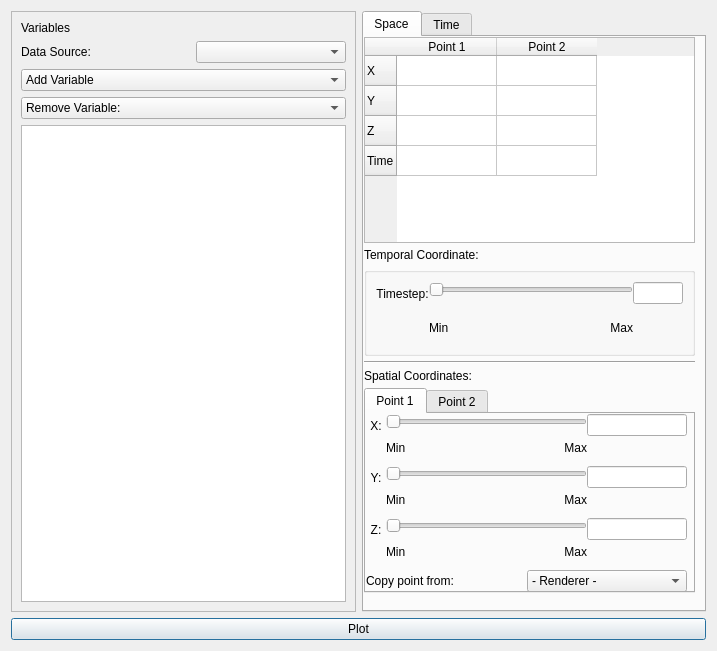
Old version of the form apps/vaporgui/plotWindow.ui in the repository StasJ/vapor-formatted.
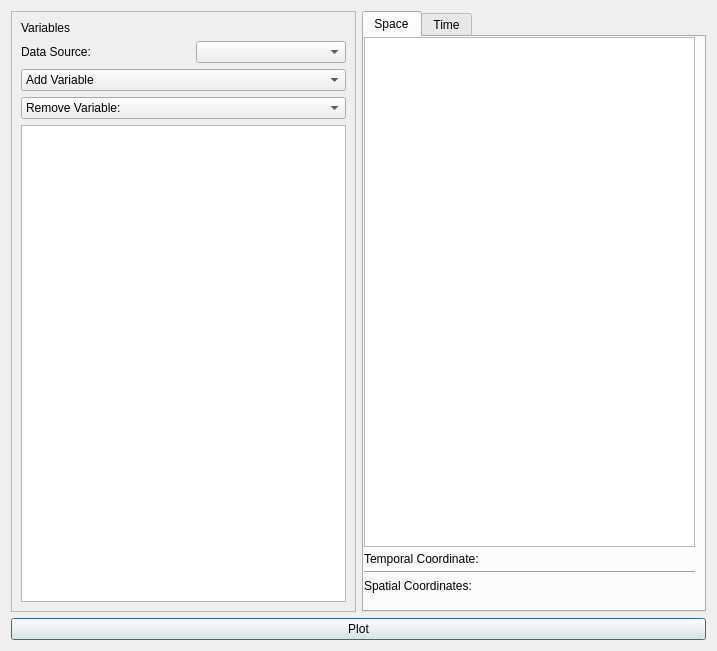
New version of the form.

Commit message: Plot compiles

```diff
--- a/apps/vaporgui/plotWindow.ui
+++ b/apps/vaporgui/plotWindow.ui
@@ -132,36 +132,6 @@
               <verstretch>1</verstretch>
              </sizepolicy>
             </property>
-            <row>
-             <property name="text">
-              <string>X</string>
-             </property>
-            </row>
-            <row>
-             <property name="text">
-              <string>Y</string>
-             </property>
-            </row>
-            <row>
-             <property name="text">
-              <string>Z</string>
-             </property>
-            </row>
-            <row>
-             <property name="text">
-              <string>Time</string>
-             </property>
-            </row>
-            <column>
-             <property name="text">
-              <string>Point 1</string>
-             </property>
-            </column>
-            <column>
-             <property name="text">
-              <string>Point 2</string>
-             </property>
-            </column>
            </widget>
           </item>
           <item>
@@ -177,131 +147,6 @@
             </property>
            </widget>
           </item>
-          <item>
-           <widget class="QGroupBox" name="groupBox">
-            <property name="sizePolicy">
-             <sizepolicy hsizetype="Preferred" vsizetype="Minimum">
-              <horstretch>0</horstretch>
-              <verstretch>0</verstretch>
-             </sizepolicy>
-            </property>
-            <layout class="QHBoxLayout" name="horizontalLayout_18">
-             <property name="spacing">
-              <number>0</number>
-             </property>
-             <property name="sizeConstraint">
-              <enum>QLayout::SetDefaultConstraint</enum>
-             </property>
-             <item>
-              <layout class="QVBoxLayout" name="verticalLayout_66">
-               <property name="spacing">
-                <number>0</number>
-               </property>
-               <property name="topMargin">
-                <number>5</number>
-               </property>
-               <item>
-                <widget class="QLabel" name="label_37">
-                 <property name="text">
-                  <string>Timestep:</string>
-                 </property>
-                 <property name="alignment">
-                  <set>Qt::AlignCenter</set>
-                 </property>
-                </widget>
-               </item>
-               <item>
-                <spacer name="verticalSpacer_34">
-                 <property name="orientation">
-                  <enum>Qt::Vertical</enum>
-                 </property>
-                 <property name="sizeHint" stdset="0">
-                  <size>
-                   <width>20</width>
-                   <height>40</height>
-                  </size>
-                 </property>
-                </spacer>
-               </item>
-              </layout>
-             </item>
-             <item>
-              <layout class="QVBoxLayout" name="verticalLayout_25">
-               <property name="spacing">
-                <number>15</number>
-               </property>
-               <item>
-                <widget class="QSlider" name="spaceTimeSlider">
-                 <property name="orientation">
-                  <enum>Qt::Horizontal</enum>
-                 </property>
-                </widget>
-               </item>
-               <item>
-                <layout class="QHBoxLayout" name="horizontalLayout_45">
-                 <property name="spacing">
-                  <number>0</number>
-                 </property>
-                 <item>
-                  <widget class="QLabel" name="spaceTimeMinLabel">
-                   <property name="text">
-                    <string>Min</string>
-                   </property>
-                  </widget>
-                 </item>
-                 <item>
-                  <widget class="QLabel" name="spaceTimeMaxLabel">
-                   <property name="text">
-                    <string>Max</string>
-                   </property>
-                   <property name="alignment">
-                    <set>Qt::AlignRight|Qt::AlignTrailing|Qt::AlignVCenter</set>
-                   </property>
-                  </widget>
-                 </item>
-                </layout>
-               </item>
-              </layout>
-             </item>
-             <item>
-              <layout class="QVBoxLayout" name="verticalLayout_67">
-               <property name="spacing">
-                <number>0</number>
-               </property>
-               <item>
-                <widget class="QLineEdit" name="spaceTimeEdit">
-                 <property name="sizePolicy">
-                  <sizepolicy hsizetype="Minimum" vsizetype="Fixed">
-                   <horstretch>0</horstretch>
-                   <verstretch>0</verstretch>
-                  </sizepolicy>
-                 </property>
-                 <property name="maximumSize">
-                  <size>
-                   <width>50</width>
-                   <height>16777215</height>
-                  </size>
-                 </property>
-                </widget>
-               </item>
-               <item>
-                <spacer name="verticalSpacer_35">
-                 <property name="orientation">
-                  <enum>Qt::Vertical</enum>
-                 </property>
-                 <property name="sizeHint" stdset="0">
-                  <size>
-                   <width>20</width>
-                   <height>40</height>
-                  </size>
-                 </property>
-                </spacer>
-               </item>
-              </layout>
-             </item>
-            </layout>
-           </widget>
-          </item>
           <item>
            <widget class="Line" name="line_3">
             <property name="orientation">
@@ -316,861 +161,6 @@
             </property>
            </widget>
           </item>
-          <item>
-           <widget class="QTabWidget" name="spaceTabWidget">
-            <property name="sizePolicy">
-             <sizepolicy hsizetype="Expanding" vsizetype="Expanding">
-              <horstretch>0</horstretch>
-              <verstretch>1</verstretch>
-             </sizepolicy>
-            </property>
-            <property name="currentIndex">
-             <number>0</number>
-            </property>
-            <widget class="QWidget" name="spacePoint1">
-             <attribute name="title">
-              <string>Point 1</string>
-             </attribute>
-             <widget class="QWidget" name="verticalLayoutWidget_10">
-              <property name="geometry">
-               <rect>
-                <x>0</x>
-                <y>0</y>
-                <width>321</width>
-                <height>178</height>
-               </rect>
-              </property>
-              <layout class="QVBoxLayout" name="verticalLayout_53">
-               <property name="spacing">
-                <number>0</number>
-               </property>
-               <property name="sizeConstraint">
-                <enum>QLayout::SetMaximumSize</enum>
-               </property>
-               <property name="rightMargin">
-                <number>0</number>
-               </property>
-               <item>
-                <layout class="QHBoxLayout" name="horizontalLayout_14">
-                 <property name="spacing">
-                  <number>0</number>
-                 </property>
-                 <item>
-                  <layout class="QVBoxLayout" name="verticalLayout_30">
-                   <property name="spacing">
-                    <number>0</number>
-                   </property>
-                   <property name="topMargin">
-                    <number>5</number>
-                   </property>
-                   <item>
-                    <widget class="QLabel" name="label_19">
-                     <property name="text">
-                      <string>X:</string>
-                     </property>
-                     <property name="alignment">
-                      <set>Qt::AlignCenter</set>
-                     </property>
-                    </widget>
-                   </item>
-                   <item>
-                    <spacer name="verticalSpacer_20">
-                     <property name="orientation">
-                      <enum>Qt::Vertical</enum>
-                     </property>
-                     <property name="sizeHint" stdset="0">
-                      <size>
-                       <width>20</width>
-                       <height>40</height>
-                      </size>
-                     </property>
-                    </spacer>
-                   </item>
-                  </layout>
-                 </item>
-                 <item>
-                  <layout class="QVBoxLayout" name="verticalLayout_9">
-                   <property name="spacing">
-                    <number>0</number>
-                   </property>
-                   <item>
-                    <widget class="QSlider" name="spaceP1XSlider">
-                     <property name="orientation">
-                      <enum>Qt::Horizontal</enum>
-                     </property>
-                    </widget>
-                   </item>
-                   <item>
-                    <layout class="QHBoxLayout" name="horizontalLayout_20">
-                     <property name="spacing">
-                      <number>0</number>
-                     </property>
-                     <item>
-                      <widget class="QLabel" name="spaceP1XMin">
-                       <property name="text">
-                        <string>Min</string>
-                       </property>
-                      </widget>
-                     </item>
-                     <item>
-                      <widget class="QLabel" name="spaceP1XMax">
-                       <property name="text">
-                        <string>Max</string>
-                       </property>
-                       <property name="alignment">
-                        <set>Qt::AlignRight|Qt::AlignTrailing|Qt::AlignVCenter</set>
-                       </property>
-                      </widget>
-                     </item>
-                    </layout>
-                   </item>
-                  </layout>
-                 </item>
-                 <item>
-                  <layout class="QVBoxLayout" name="verticalLayout_31">
-                   <property name="spacing">
-                    <number>0</number>
-                   </property>
-                   <item>
-                    <widget class="QLineEdit" name="spaceP1XEdit">
-                     <property name="sizePolicy">
-                      <sizepolicy hsizetype="Minimum" vsizetype="Fixed">
-                       <horstretch>0</horstretch>
-                       <verstretch>0</verstretch>
-                      </sizepolicy>
-                     </property>
-                     <property name="minimumSize">
-                      <size>
-                       <width>100</width>
-                       <height>0</height>
-                      </size>
-                     </property>
-                     <property name="maximumSize">
-                      <size>
-                       <width>100</width>
-                       <height>16777215</height>
-                      </size>
-                     </property>
-                    </widget>
-                   </item>
-                   <item>
-                    <spacer name="verticalSpacer_21">
-                     <property name="orientation">
-                      <enum>Qt::Vertical</enum>
-                     </property>
-                     <property name="sizeHint" stdset="0">
-                      <size>
-                       <width>20</width>
-                       <height>40</height>
-                      </size>
-                     </property>
-                    </spacer>
-                   </item>
-                  </layout>
-                 </item>
-                </layout>
-               </item>
-               <item>
-                <layout class="QHBoxLayout" name="horizontalLayout_21">
-                 <property name="spacing">
-                  <number>0</number>
-                 </property>
-                 <item>
-                  <layout class="QVBoxLayout" name="verticalLayout_32">
-                   <property name="spacing">
-                    <number>0</number>
-                   </property>
-                   <property name="topMargin">
-                    <number>5</number>
-                   </property>
-                   <item>
-                    <widget class="QLabel" name="label_43">
-                     <property name="text">
-                      <string>Y:</string>
-                     </property>
-                     <property name="alignment">
-                      <set>Qt::AlignCenter</set>
-                     </property>
-                    </widget>
-                   </item>
-                   <item>
-                    <spacer name="verticalSpacer_22">
-                     <property name="orientation">
-                      <enum>Qt::Vertical</enum>
-                     </property>
-                     <property name="sizeHint" stdset="0">
-                      <size>
-                       <width>20</width>
-                       <height>40</height>
-                      </size>
-                     </property>
-                    </spacer>
-                   </item>
-                  </layout>
-                 </item>
-                 <item>
-                  <layout class="QVBoxLayout" name="verticalLayout_33">
-                   <property name="spacing">
-                    <number>0</number>
-                   </property>
-                   <item>
-                    <widget class="QSlider" name="spaceP1YSlider">
-                     <property name="orientation">
-                      <enum>Qt::Horizontal</enum>
-                     </property>
-                    </widget>
-                   </item>
-                   <item>
-                    <layout class="QHBoxLayout" name="horizontalLayout_22">
-                     <property name="spacing">
-                      <number>0</number>
-                     </property>
-                     <item>
-                      <widget class="QLabel" name="spaceP1YMin">
-                       <property name="text">
-                        <string>Min</string>
-                       </property>
-                      </widget>
-                     </item>
-                     <item>
-                      <widget class="QLabel" name="spaceP1YMax">
-                       <property name="text">
-                        <string>Max</string>
-                       </property>
-                       <property name="alignment">
-                        <set>Qt::AlignRight|Qt::AlignTrailing|Qt::AlignVCenter</set>
-                       </property>
-                      </widget>
-                     </item>
-                    </layout>
-                   </item>
-                  </layout>
-                 </item>
-                 <item>
-                  <layout class="QVBoxLayout" name="verticalLayout_34">
-                   <property name="spacing">
-                    <number>0</number>
-                   </property>
-                   <item>
-                    <widget class="QLineEdit" name="spaceP1YEdit">
-                     <property name="sizePolicy">
-                      <sizepolicy hsizetype="Minimum" vsizetype="Fixed">
-                       <horstretch>0</horstretch>
-                       <verstretch>0</verstretch>
-                      </sizepolicy>
-                     </property>
-                     <property name="minimumSize">
-                      <size>
-                       <width>100</width>
-                       <height>0</height>
-                      </size>
-                     </property>
-                     <property name="maximumSize">
-                      <size>
-                       <width>100</width>
-                       <height>16777215</height>
-                      </size>
-                     </property>
-                    </widget>
-                   </item>
-                   <item>
-                    <spacer name="verticalSpacer_23">
-                     <property name="orientation">
-                      <enum>Qt::Vertical</enum>
-                     </property>
-                     <property name="sizeHint" stdset="0">
-                      <size>
-                       <width>20</width>
-                       <height>40</height>
-                      </size>
-                     </property>
-                    </spacer>
-                   </item>
-                  </layout>
-                 </item>
-                </layout>
-               </item>
-               <item>
-                <layout class="QHBoxLayout" name="horizontalLayout_30">
-                 <property name="spacing">
-                  <number>0</number>
-                 </property>
-                 <item>
-                  <layout class="QVBoxLayout" name="verticalLayout_54">
-                   <property name="spacing">
-                    <number>0</number>
-                   </property>
-                   <property name="topMargin">
-                    <number>5</number>
-                   </property>
-                   <item>
-                    <widget class="QLabel" name="label_46">
-                     <property name="text">
-                      <string>Z:</string>
-                     </property>
-                     <property name="alignment">
-                      <set>Qt::AlignCenter</set>
-                     </property>
-                    </widget>
-                   </item>
-                   <item>
-                    <spacer name="verticalSpacer_24">
-                     <property name="orientation">
-                      <enum>Qt::Vertical</enum>
-                     </property>
-                     <property name="sizeHint" stdset="0">
-                      <size>
-                       <width>20</width>
-                       <height>40</height>
-                      </size>
-                     </property>
-                    </spacer>
-                   </item>
-                  </layout>
-                 </item>
-                 <item>
-                  <layout class="QVBoxLayout" name="verticalLayout_55">
-                   <property name="spacing">
-                    <number>0</number>
-                   </property>
-                   <item>
-                    <widget class="QSlider" name="spaceP1ZSlider">
-                     <property name="orientation">
-                      <enum>Qt::Horizontal</enum>
-                     </property>
-                    </widget>
-                   </item>
-                   <item>
-                    <layout class="QHBoxLayout" name="horizontalLayout_31">
-                     <property name="spacing">
-                      <number>0</number>
-                     </property>
-                     <item>
-                      <widget class="QLabel" name="spaceP1ZMin">
-                       <property name="text">
-                        <string>Min</string>
-                       </property>
-                      </widget>
-                     </item>
-                     <item>
-                      <widget class="QLabel" name="spaceP1ZMax">
-                       <property name="text">
-                        <string>Max</string>
-                       </property>
-                       <property name="alignment">
-                        <set>Qt::AlignRight|Qt::AlignTrailing|Qt::AlignVCenter</set>
-                       </property>
-                      </widget>
-                     </item>
-                    </layout>
-                   </item>
-                  </layout>
-                 </item>
-                 <item>
-                  <layout class="QVBoxLayout" name="verticalLayout_56">
-                   <property name="spacing">
-                    <number>0</number>
-                   </property>
-                   <item>
-                    <widget class="QLineEdit" name="spaceP1ZEdit">
-                     <property name="sizePolicy">
-                      <sizepolicy hsizetype="Minimum" vsizetype="Fixed">
-                       <horstretch>0</horstretch>
-                       <verstretch>0</verstretch>
-                      </sizepolicy>
-                     </property>
-                     <property name="minimumSize">
-                      <size>
-                       <width>100</width>
-                       <height>0</height>
-                      </size>
-                     </property>
-                     <property name="maximumSize">
-                      <size>
-                       <width>100</width>
-                       <height>16777215</height>
-                      </size>
-                     </property>
-                    </widget>
-                   </item>
-                   <item>
-                    <spacer name="verticalSpacer_25">
-                     <property name="orientation">
-                      <enum>Qt::Vertical</enum>
-                     </property>
-                     <property name="sizeHint" stdset="0">
-                      <size>
-                       <width>20</width>
-                       <height>40</height>
-                      </size>
-                     </property>
-                    </spacer>
-                   </item>
-                  </layout>
-                 </item>
-                </layout>
-               </item>
-               <item>
-                <layout class="QHBoxLayout" name="horizontalLayout_2">
-                 <item>
-                  <widget class="QLabel" name="spaceP1CopyLabel">
-                   <property name="text">
-                    <string>Copy point from:</string>
-                   </property>
-                  </widget>
-                 </item>
-                 <item>
-                  <widget class="QComboBox" name="spaceP1CopyCombo">
-                   <item>
-                    <property name="text">
-                     <string>- Renderer -</string>
-                    </property>
-                   </item>
-                   <item>
-                    <property name="text">
-                     <string>Probe</string>
-                    </property>
-                   </item>
-                   <item>
-                    <property name="text">
-                     <string>2D</string>
-                    </property>
-                   </item>
-                   <item>
-                    <property name="text">
-                     <string>Contours</string>
-                    </property>
-                   </item>
-                  </widget>
-                 </item>
-                </layout>
-               </item>
-              </layout>
-             </widget>
-            </widget>
-            <widget class="QWidget" name="spacePoint2">
-             <attribute name="title">
-              <string>Point 2</string>
-             </attribute>
-             <widget class="QWidget" name="verticalLayoutWidget_8">
-              <property name="geometry">
-               <rect>
-                <x>0</x>
-                <y>0</y>
-                <width>321</width>
-                <height>178</height>
-               </rect>
-              </property>
-              <layout class="QVBoxLayout" name="verticalLayout_41">
-               <property name="spacing">
-                <number>0</number>
-               </property>
-               <property name="sizeConstraint">
-                <enum>QLayout::SetMaximumSize</enum>
-               </property>
-               <property name="rightMargin">
-                <number>0</number>
-               </property>
-               <item>
-                <layout class="QHBoxLayout" name="horizontalLayout_4">
-                 <property name="spacing">
-                  <number>0</number>
-                 </property>
-                 <item>
-                  <layout class="QVBoxLayout" name="verticalLayout_10">
-                   <property name="spacing">
-                    <number>0</number>
-                   </property>
-                   <property name="topMargin">
-                    <number>5</number>
-                   </property>
-                   <item>
-                    <widget class="QLabel" name="label_9">
-                     <property name="text">
-                      <string>X:</string>
-                     </property>
-                     <property name="alignment">
-                      <set>Qt::AlignCenter</set>
-                     </property>
-                    </widget>
-                   </item>
-                   <item>
-                    <spacer name="verticalSpacer_6">
-                     <property name="orientation">
-                      <enum>Qt::Vertical</enum>
-                     </property>
-                     <property name="sizeHint" stdset="0">
-                      <size>
-                       <width>20</width>
-                       <height>40</height>
-                      </size>
-                     </property>
-                    </spacer>
-                   </item>
-                  </layout>
-                 </item>
-                 <item>
-                  <layout class="QVBoxLayout" name="verticalLayout_6">
-                   <property name="spacing">
-                    <number>0</number>
-                   </property>
-                   <item>
-                    <widget class="QSlider" name="spaceP2XSlider">
-                     <property name="orientation">
-                      <enum>Qt::Horizontal</enum>
-                     </property>
-                    </widget>
-                   </item>
-                   <item>
-                    <layout class="QHBoxLayout" name="horizontalLayout_5">
-                     <property name="spacing">
-                      <number>0</number>
-                     </property>
-                     <item>
-                      <widget class="QLabel" name="spaceP2XMin">
-                       <property name="text">
-                        <string>Min</string>
-                       </property>
-                      </widget>
-                     </item>
-                     <item>
-                      <widget class="QLabel" name="spaceP2XMax">
-                       <property name="text">
-                        <string>Max</string>
-                       </property>
-                       <property name="alignment">
-                        <set>Qt::AlignRight|Qt::AlignTrailing|Qt::AlignVCenter</set>
-                       </property>
-                      </widget>
-                     </item>
-                    </layout>
-                   </item>
-                  </layout>
-                 </item>
-                 <item>
-                  <layout class="QVBoxLayout" name="verticalLayout_4">
-                   <property name="spacing">
-                    <number>0</number>
-                   </property>
-                   <item>
-                    <widget class="QLineEdit" name="spaceP2XEdit">
-                     <property name="sizePolicy">
-                      <sizepolicy hsizetype="Minimum" vsizetype="Fixed">
-                       <horstretch>0</horstretch>
-                       <verstretch>0</verstretch>
-                      </sizepolicy>
-                     </property>
-                     <property name="minimumSize">
-                      <size>
-                       <width>100</width>
-                       <height>0</height>
-                      </size>
-                     </property>
-                     <property name="maximumSize">
-                      <size>
-                       <width>100</width>
-                       <height>16777215</height>
-                      </size>
-                     </property>
-                    </widget>
-                   </item>
-                   <item>
-                    <spacer name="verticalSpacer_5">
-                     <property name="orientation">
-                      <enum>Qt::Vertical</enum>
-                     </property>
-                     <property name="sizeHint" stdset="0">
-                      <size>
-                       <width>20</width>
-                       <height>40</height>
-                      </size>
-                     </property>
-                    </spacer>
-                   </item>
-                  </layout>
-                 </item>
-                </layout>
-               </item>
-               <item>
-                <layout class="QHBoxLayout" name="horizontalLayout_8">
-                 <property name="spacing">
-                  <number>0</number>
-                 </property>
-                 <item>
-                  <layout class="QVBoxLayout" name="verticalLayout_14">
-                   <property name="spacing">
-                    <number>0</number>
-                   </property>
-                   <property name="topMargin">
-                    <number>5</number>
-                   </property>
-                   <item>
-                    <widget class="QLabel" name="label_14">
-                     <property name="text">
-                      <string>Y:</string>
-                     </property>
-                     <property name="alignment">
-                      <set>Qt::AlignCenter</set>
-                     </property>
-                    </widget>
-                   </item>
-                   <item>
-                    <spacer name="verticalSpacer_9">
-                     <property name="orientation">
-                      <enum>Qt::Vertical</enum>
-                     </property>
-                     <property name="sizeHint" stdset="0">
-                      <size>
-                       <width>20</width>
-                       <height>40</height>
-                      </size>
-                     </property>
-                    </spacer>
-                   </item>
-                  </layout>
-                 </item>
-                 <item>
-                  <layout class="QVBoxLayout" name="verticalLayout_15">
-                   <property name="spacing">
-                    <number>0</number>
-                   </property>
-                   <item>
-                    <widget class="QSlider" name="spaceP2YSlider">
-                     <property name="orientation">
-                      <enum>Qt::Horizontal</enum>
-                     </property>
-                    </widget>
-                   </item>
-                   <item>
-                    <layout class="QHBoxLayout" name="horizontalLayout_9">
-                     <property name="spacing">
-                      <number>0</number>
-                     </property>
-                     <item>
-                      <widget class="QLabel" name="spaceP2YMin">
-                       <property name="text">
-                        <string>Min</string>
-                       </property>
-                      </widget>
-                     </item>
-                     <item>
-                      <widget class="QLabel" name="spaceP2YMax">
-                       <property name="text">
-                        <string>Max</string>
-                       </property>
-                       <property name="alignment">
-                        <set>Qt::AlignRight|Qt::AlignTrailing|Qt::AlignVCenter</set>
-                       </property>
-                      </widget>
-                     </item>
-                    </layout>
-                   </item>
-                  </layout>
-                 </item>
-                 <item>
-                  <layout class="QVBoxLayout" name="verticalLayout_16">
-                   <property name="spacing">
-                    <number>0</number>
-                   </property>
-                   <item>
-                    <widget class="QLineEdit" name="spaceP2YEdit">
-                     <property name="sizePolicy">
-                      <sizepolicy hsizetype="Minimum" vsizetype="Fixed">
-                       <horstretch>0</horstretch>
-                       <verstretch>0</verstretch>
-                      </sizepolicy>
-                     </property>
-                     <property name="minimumSize">
-                      <size>
-                       <width>100</width>
-                       <height>0</height>
-                      </size>
-                     </property>
-                     <property name="maximumSize">
-                      <size>
-                       <width>100</width>
-                       <height>16777215</height>
-                      </size>
-                     </property>
-                    </widget>
-                   </item>
-                   <item>
-                    <spacer name="verticalSpacer_10">
-                     <property name="orientation">
-                      <enum>Qt::Vertical</enum>
-                     </property>
-                     <property name="sizeHint" stdset="0">
-                      <size>
-                       <width>20</width>
-                       <height>40</height>
-                      </size>
-                     </property>
-                    </spacer>
-                   </item>
-                  </layout>
-                 </item>
-                </layout>
-               </item>
-               <item>
-                <layout class="QHBoxLayout" name="horizontalLayout_15">
-                 <property name="spacing">
-                  <number>0</number>
-                 </property>
-                 <item>
-                  <layout class="QVBoxLayout" name="verticalLayout_17">
-                   <property name="spacing">
-                    <number>0</number>
-                   </property>
-                   <property name="topMargin">
-                    <number>5</number>
-                   </property>
-                   <item>
-                    <widget class="QLabel" name="label_18">
-                     <property name="text">
-                      <string>Z:</string>
-                     </property>
-                     <property name="alignment">
-                      <set>Qt::AlignCenter</set>
-                     </property>
-                    </widget>
-                   </item>
-                   <item>
-                    <spacer name="verticalSpacer_11">
-                     <property name="orientation">
-                      <enum>Qt::Vertical</enum>
-                     </property>
-                     <property name="sizeHint" stdset="0">
-                      <size>
-                       <width>20</width>
-                       <height>40</height>
-                      </size>
-                     </property>
-                    </spacer>
-                   </item>
-                  </layout>
-                 </item>
-                 <item>
-                  <layout class="QVBoxLayout" name="verticalLayout_18">
-                   <property name="spacing">
-                    <number>0</number>
-                   </property>
-                   <item>
-                    <widget class="QSlider" name="spaceP2ZSlider">
-                     <property name="orientation">
-                      <enum>Qt::Horizontal</enum>
-                     </property>
-                    </widget>
-                   </item>
-                   <item>
-                    <layout class="QHBoxLayout" name="horizontalLayout_24">
-                     <property name="spacing">
-                      <number>0</number>
-                     </property>
-                     <item>
-                      <widget class="QLabel" name="spaceP2ZMin">
-                       <property name="text">
-                        <string>Min</string>
-                       </property>
-                      </widget>
-                     </item>
-                     <item>
-                      <widget class="QLabel" name="spaceP2ZMax">
-                       <property name="text">
-                        <string>Max</string>
-                       </property>
-                       <property name="alignment">
-                        <set>Qt::AlignRight|Qt::AlignTrailing|Qt::AlignVCenter</set>
-                       </property>
-                      </widget>
-                     </item>
-                    </layout>
-                   </item>
-                  </layout>
-                 </item>
-                 <item>
-                  <layout class="QVBoxLayout" name="verticalLayout_42">
-                   <property name="spacing">
-                    <number>0</number>
-                   </property>
-                   <item>
-                    <widget class="QLineEdit" name="spaceP2ZEdit">
-                     <property name="sizePolicy">
-                      <sizepolicy hsizetype="Minimum" vsizetype="Fixed">
-                       <horstretch>0</horstretch>
-                       <verstretch>0</verstretch>
-                      </sizepolicy>
-                     </property>
-                     <property name="minimumSize">
-                      <size>
-                       <width>100</width>
-                       <height>0</height>
-                      </size>
-                     </property>
-                     <property name="maximumSize">
-                      <size>
-                       <width>100</width>
-                       <height>16777215</height>
-                      </size>
-                     </property>
-                    </widget>
-                   </item>
-                   <item>
-                    <spacer name="verticalSpacer_12">
-                     <property name="orientation">
-                      <enum>Qt::Vertical</enum>
-                     </property>
-                     <property name="sizeHint" stdset="0">
-                      <size>
-                       <width>20</width>
-                       <height>40</height>
-                      </size>
-                     </property>
-                    </spacer>
-                   </item>
-                  </layout>
-                 </item>
-                </layout>
-               </item>
-               <item>
-                <layout class="QHBoxLayout" name="horizontalLayout_10">
-                 <item>
-                  <widget class="QLabel" name="spaceP2CopyLabel">
-                   <property name="text">
-                    <string>Copy point from:</string>
-                   </property>
-                  </widget>
-                 </item>
-                 <item>
-                  <widget class="QComboBox" name="spaceP2CopyCombo">
-                   <item>
-                    <property name="text">
-                     <string>- Renderer -</string>
-                    </property>
-                   </item>
-                   <item>
-                    <property name="text">
-                     <string>Probe</string>
-                    </property>
-                   </item>
-                   <item>
-                    <property name="text">
-                     <string>2D</string>
-                    </property>
-                   </item>
-                   <item>
-                    <property name="text">
-                     <string>Isoline</string>
-                    </property>
-                   </item>
-                  </widget>
-                 </item>
-                </layout>
-               </item>
-              </layout>
-             </widget>
-            </widget>
-           </widget>
-          </item>
          </layout>
         </widget>
        </widget>
```
Left out of the diff: 614 changed lines with no effect on the pictures. The commit also changes 4 other files.
